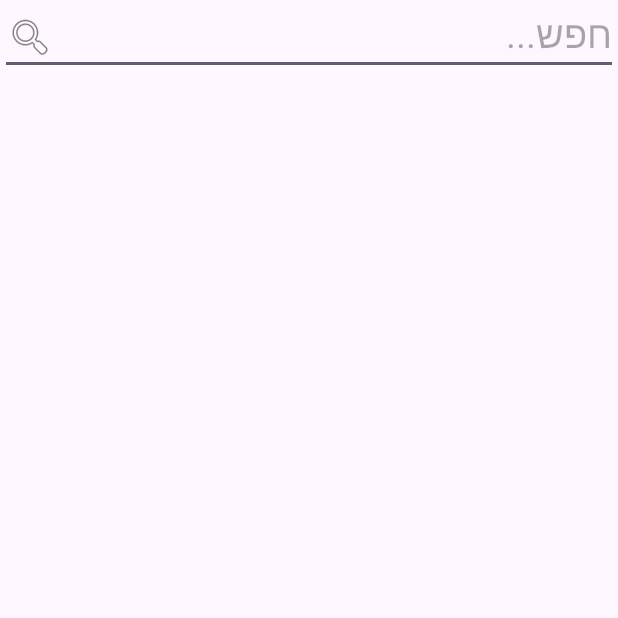
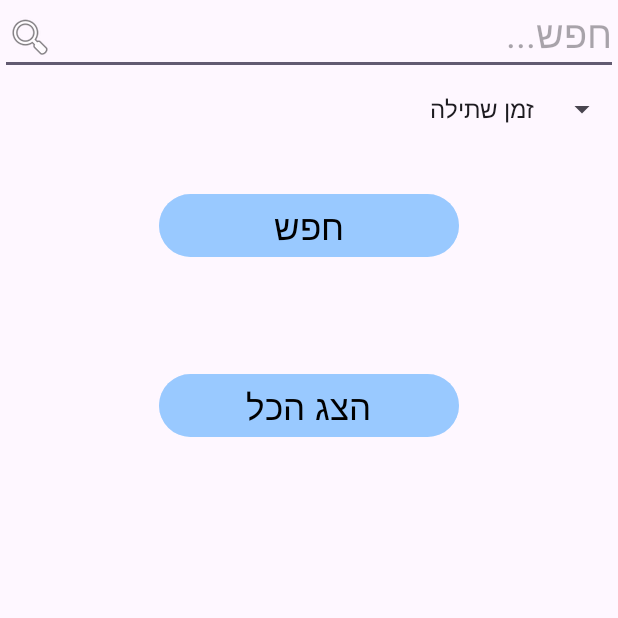
Before and after one commit to nitai234/WikyBotany, an Android app: the screen it shows after launch (MainActivity), on a phone screen of 412 x 824 dp, the top half of it. Run offline under Robolectric (Android 15) with nearby library versions, the phone set to English and light mode, and no system bars.

Commit message:
spinner and xml

```diff
--- a/app/src/main/java/com/example/wikybotany/MainActivity.java
+++ b/app/src/main/java/com/example/wikybotany/MainActivity.java
@@ -3,12 +3,36 @@ package com.example.wikybotany;
 import androidx.appcompat.app.AppCompatActivity;
 
 import android.os.Bundle;
+import android.view.View;
+import android.widget.AdapterView;
+import android.widget.ArrayAdapter;
+import android.widget.Spinner;
+import android.widget.Toast;
 
-public class MainActivity extends AppCompatActivity {
+public class MainActivity extends AppCompatActivity implements AdapterView.OnItemSelectedListener {
 
     @Override
     protected void onCreate(Bundle savedInstanceState) {
         super.onCreate(savedInstanceState);
         setContentView(R.layout.activity_main);
+
+        Spinner spinner = findViewById(R.id.Spcategories);
+        spinner.setOnItemSelectedListener(this);
+        ArrayAdapter<CharSequence> adapter = ArrayAdapter.createFromResource(this, R.array.categories_array, android.R.layout.simple_spinner_item);
+
+        spinner.setAdapter(adapter);
+    }
+
+    @Override
+    public void onItemSelected(AdapterView<?> adapterView, View view, int i, long l)
+    {
+        String criterion = adapterView.getItemAtPosition(i).toString();
+        Toast.makeText(this,  "נבחר: " + criterion, Toast.LENGTH_LONG);
+    }
+
+    @Override
+    public void onNothingSelected(AdapterView<?> adapterView)
+    {
+
     }
 }
--- a/app/src/main/res/layout/activity_main.xml
+++ b/app/src/main/res/layout/activity_main.xml
@@ -4,6 +4,7 @@
     xmlns:tools="http://schemas.android.com/tools"
     android:layout_width="match_parent"
     android:layout_height="match_parent"
+    android:orientation="vertical"
     tools:context=".MainActivity">
 
     <EditText
@@ -14,6 +15,35 @@
         android:drawableLeft="@android:drawable/ic_menu_search"
         android:hint="חפש..."
         android:textSize="25sp" />
+    <Spinner
+        android:id="@+id/Spcategories"
+        android:layout_width="200dp"
+        android:layout_height="45dp"
+        android:layout_gravity="right"
+        />
+    <Button
+        android:id="@+id/BTsrc"
+        android:layout_width="200dp"
+        android:layout_height="50dp"
+        android:backgroundTint="#776FB7FF"
+        android:layout_gravity="center"
+        android:layout_marginTop="30dp"
+        android:text="חפש"
+        android:textSize="23sp"
+        android:textColor="#000000"
+        />
+
+    <Button
+        android:id="@+id/BTsrcall"
+        android:layout_width="200dp"
+        android:layout_height="50dp"
+        android:backgroundTint="#776FB7FF"
+        android:layout_gravity="center"
+        android:layout_marginTop="70dp"
+        android:text="הצג הכל"
+        android:textSize="23sp"
+        android:textColor="#000000"
+        />
 
 
 
--- /dev/null
+++ b/app/src/main/res/values/spinner.xml
@@ -0,0 +1,18 @@
+<?xml version="1.0" encoding="utf-8"?>
+<resources>
+    <string-array name="categories_array">
+        <item>זמן שתילה </item>
+        <item>זמן קטיף </item>
+        <item>שם הצמח </item>
+        <item>רמת קושי לגידול </item>
+        <item> </item>
+        <item> </item>
+        <item> </item>
+        <item> </item>
+
+
+
+    </string-array>
+
+
+</resources>
```
